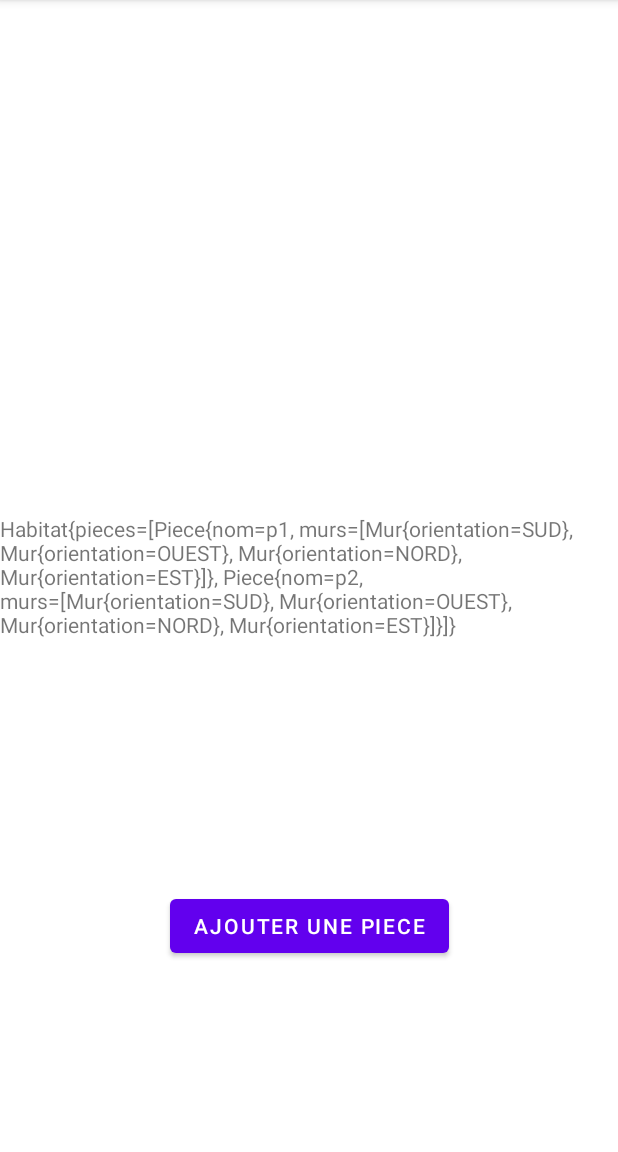
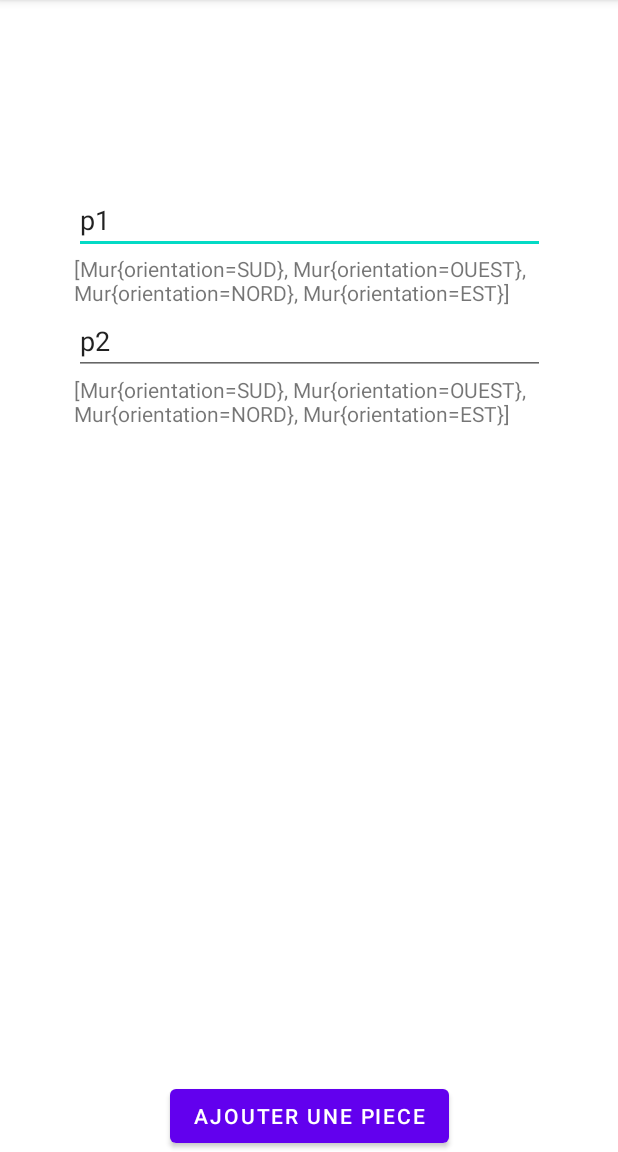
Before and after one commit to JulietteSCHILLING/MyHabitat, an Android app: the screen it shows after launch (PiecesActivity), after a tap on "BUTTON", on a phone screen of 412 x 824 dp, the part 84-1236 px from its top. Run offline under Robolectric (Android 15) with nearby library versions, the phone set to English and light mode, and no system bars.

Commit message:
chgt nom piece ok

```diff
--- a/app/src/main/java/com/example/myhabitat/PiecesActivity.java
+++ b/app/src/main/java/com/example/myhabitat/PiecesActivity.java
@@ -1,23 +1,28 @@
 package com.example.myhabitat;
 
 import android.content.Intent;
+import android.text.Editable;
+import android.text.TextWatcher;
 import android.view.View;
+import android.view.inputmethod.EditorInfo;
+import android.widget.EditText;
+import android.widget.LinearLayout;
 import android.widget.TextView;
 import androidx.appcompat.app.AppCompatActivity;
 import android.os.Bundle;
-import habitat.Habitat;
-import habitat.Mur;
-import habitat.Orientation;
-import habitat.Piece;
+import habitat.*;
 
 public class PiecesActivity extends AppCompatActivity {
     private Habitat habitat;
     private TextView textView;
+    private GestionnaireEditPiece gestionnaire;
 
     @Override
     protected void onCreate(Bundle savedInstanceState) {
         super.onCreate(savedInstanceState);
         setContentView(R.layout.activity_pieces);
+
+        gestionnaire = new GestionnaireEditPiece();
 
         //On récupère Habitat
         Intent intent = getIntent();
@@ -26,9 +31,48 @@ public class PiecesActivity extends AppCompatActivity {
             if (habitat != null){
                 this.habitat = habitat;
                 this.habitat.setCorrectly();
+                affichePieces();
+                /*
                 textView = findViewById(R.id.textViewPieces);
                 textView.setText(habitat.toString());
+
+                 */
             }
+        }
+    }
+
+    private void affichePieces() {
+        gestionnaire.reset();
+        LinearLayout ll = findViewById(R.id.linearLayout);
+        ll.removeAllViews();
+        for(Piece piece : habitat.getPieces()){
+            EditText editText = new EditText(this);
+            editText.setText(piece.getNom());
+            editText.setImeOptions(EditorInfo.IME_ACTION_DONE);
+            editText.setSingleLine();
+            gestionnaire.add(editText, piece);
+
+            editText.addTextChangedListener(new TextWatcher() {
+                @Override
+                public void beforeTextChanged(CharSequence s, int start, int count, int after) {
+
+                }
+
+                @Override
+                public void onTextChanged(CharSequence s, int start, int before, int count) {
+                }
+
+                @Override
+                public void afterTextChanged(Editable s) {
+                    gestionnaire.getPiece(editText).setNom(String.valueOf(editText.getText()));
+                    majHabitat();
+                }
+            });
+
+            TextView textView1 = new TextView(this);
+            textView1.setText(piece.getMurs().toString());
+            ll.addView(editText);
+            ll.addView(textView1);
         }
     }
 
@@ -40,7 +84,11 @@ public class PiecesActivity extends AppCompatActivity {
         Mur murO = new Mur(piece1, Orientation.OUEST, habitat);
         piece1.setMurs(murS, murO, murN, murE);
         habitat.getPieces().add(piece1);
-        textView.setText(habitat.toString());
+        affichePieces();
+        majHabitat();
+    }
+
+    public void majHabitat(){
         Intent intent = new Intent().putExtra("Habitat", habitat);
         setResult(RESULT_OK, intent);
     }
--- /dev/null
+++ b/app/src/main/java/habitat/GestionnaireEditPiece.java
@@ -0,0 +1,27 @@
+package habitat;
+
+import android.widget.EditText;
+
+import java.util.HashMap;
+
+public class GestionnaireEditPiece {
+
+    private HashMap<EditText, Piece> hmap;
+
+    public GestionnaireEditPiece() {
+        hmap = new HashMap<EditText, Piece>();
+    }
+
+    public void add(EditText editText, Piece piece){
+        hmap.put(editText, piece);
+    }
+
+    public Piece getPiece(EditText editText){
+        return hmap.get(editText);
+    }
+
+    public void reset(){
+        hmap.clear();
+    }
+
+}
--- a/app/src/main/res/layout/activity_pieces.xml
+++ b/app/src/main/res/layout/activity_pieces.xml
@@ -7,16 +7,6 @@
     android:layout_height="match_parent"
     tools:context=".PiecesActivity">
 
-    <TextView
-            android:text="TextView"
-            android:layout_width="wrap_content"
-            android:layout_height="wrap_content"
-            android:id="@+id/textViewPieces"
-            app:layout_constraintTop_toTopOf="parent"
-            app:layout_constraintBottom_toBottomOf="parent"
-            app:layout_constraintEnd_toEndOf="parent"
-            app:layout_constraintStart_toStartOf="parent"/>
-
     <Button
             android:text="Ajouter une piece"
             android:layout_width="wrap_content"
@@ -25,7 +15,19 @@
             android:onClick="addPiece"
             app:layout_constraintStart_toStartOf="parent"
             app:layout_constraintEnd_toEndOf="parent"
-            android:layout_marginTop="40dp"
-            app:layout_constraintTop_toBottomOf="@+id/textViewPieces"
-            app:layout_constraintBottom_toBottomOf="parent"/>
+            app:layout_constraintBottom_toBottomOf="parent"
+            />
+
+    <LinearLayout
+            android:id="@+id/linearLayout"
+            android:orientation="vertical"
+            android:layout_width="314dp"
+            android:layout_height="596dp"
+            app:layout_constraintTop_toTopOf="parent"
+            app:layout_constraintStart_toStartOf="parent"
+            app:layout_constraintVertical_bias="1.0"
+            android:layout_marginTop="200dp"
+            app:layout_constraintBottom_toTopOf="@+id/addPiece"
+            app:layout_constraintEnd_toEndOf="parent">
+    </LinearLayout>
 </androidx.constraintlayout.widget.ConstraintLayout>
```
